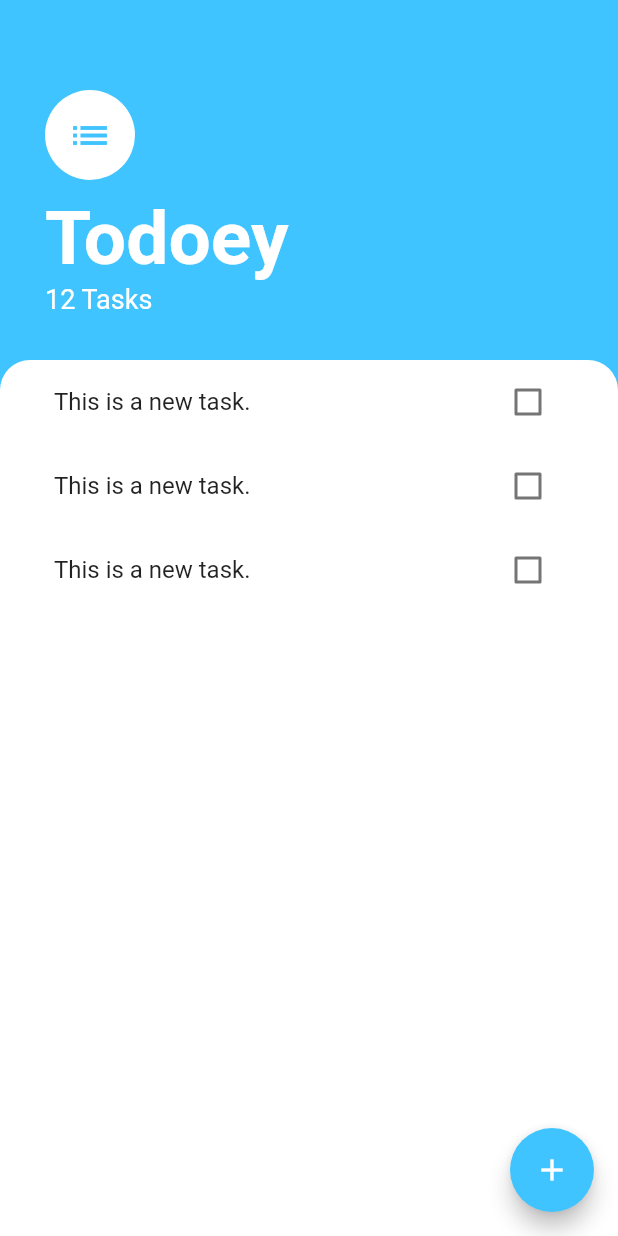
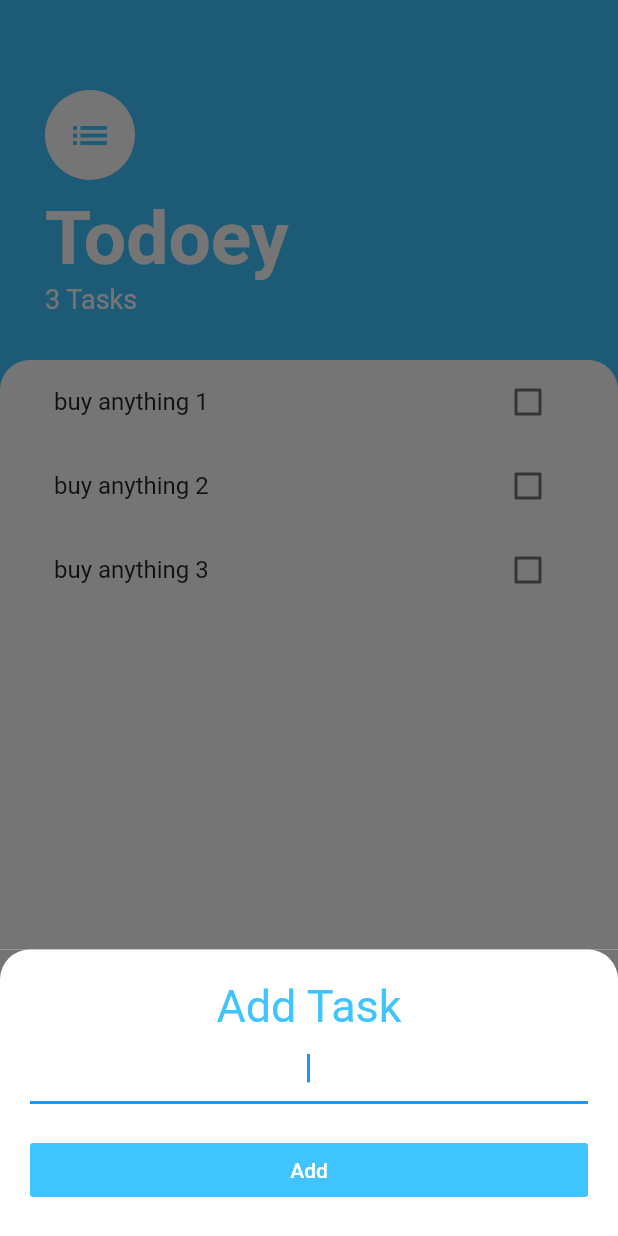
Before and after one commit to MohamedElkholy1993/Todo_Flutter, a Flutter app: the screen it shows after launch, after a tap on the "add" icon, on a phone screen of 412 x 824 dp. Run offline on Flutter 3.47's test engine with Material 2 defaults, Android fonts, the phone set to English and light mode, and no system bars.

Commit message:
using listView builder and lifting states up

```diff
--- /dev/null
+++ b/lib/models/task.dart
@@ -0,0 +1,13 @@
+class Task{
+
+  final String name;
+  bool isDone;
+
+  Task({required this.name, this.isDone = false});
+
+  void toggleDone(){
+    isDone = !isDone ;
+  }
+
+
+}
--- /dev/null
+++ b/lib/screens/add_task_screen.dart
@@ -0,0 +1,51 @@
+import 'package:flutter/material.dart';
+import 'package:todo/models/task.dart';
+
+class AddTaskScreen extends StatelessWidget {
+
+  AddTaskScreen({required this.callBack});
+
+  final void Function(String) callBack;
+  late String newTaskTitle;
+
+  @override
+  Widget build(BuildContext context) {
+    return Container(
+
+      color: Color(0xff757575),
+      child: Container(
+        padding: EdgeInsets.all(20),
+        decoration: BoxDecoration(
+          color: Colors.white,
+          borderRadius: BorderRadius.only(
+              topLeft: Radius.circular(20), topRight: Radius.circular(20)),
+        ),
+        child: Column(
+          crossAxisAlignment: CrossAxisAlignment.stretch,
+          children: [
+            Text(
+              'Add Task',
+              textAlign: TextAlign.center,
+              style: TextStyle(fontSize: 30, color: Colors.lightBlueAccent),
+            ),
+            TextField(
+              autofocus: true,
+              textAlign: TextAlign.center,
+              onChanged: (newValue){
+                newTaskTitle = newValue;
+              },
+            ),
+            SizedBox(height: 20,),
+            FlatButton(
+              color: Colors.lightBlueAccent,
+              child: Text('Add', style: TextStyle(color: Colors.white),),
+              onPressed: (){
+                callBack(newTaskTitle);
+              },
+            ),
+          ],
+        ),
+      ),
+    );
+  }
+}
--- a/lib/screens/tasks_screen.dart
+++ b/lib/screens/tasks_screen.dart
@@ -1,10 +1,22 @@
 import 'package:flutter/cupertino.dart';
 import 'package:flutter/material.dart';
+import 'package:todo/screens/add_task_screen.dart';
 import 'package:todo/widgets/tasks_list.dart';
+import 'package:todo/models/task.dart';
 
 
-class TasksScreen extends StatelessWidget {
+class TasksScreen extends StatefulWidget {
 
+  @override
+  _TasksScreenState createState() => _TasksScreenState();
+}
+
+class _TasksScreenState extends State<TasksScreen> {
+  List<Task> tasks = [
+    Task(name: 'buy anything 1'),
+    Task(name: 'buy anything 2'),
+    Task(name: 'buy anything 3'),
+  ];
   @override
   Widget build(BuildContext context) {
     return Scaffold(
@@ -29,7 +41,7 @@ class TasksScreen extends StatelessWidget {
                 Text('Todoey',
                   style: TextStyle(color: Colors.white, fontSize: 50, fontWeight: FontWeight.w700),
                 ),
-                Text('12 Tasks',
+                Text('${tasks.length} Tasks',
                 style: TextStyle(color: Colors.white, fontSize: 18),
                 ),
               ],
@@ -37,7 +49,7 @@ class TasksScreen extends StatelessWidget {
           ),
           Expanded(
             child: Container(
-              child: TasksList(),
+              child: TasksList(tasks: tasks),
               decoration: BoxDecoration(
                 color: Colors.white,
                 borderRadius: BorderRadius.only(topLeft: Radius.circular(20), topRight: Radius.circular(20)),
@@ -49,9 +61,24 @@ class TasksScreen extends StatelessWidget {
       floatingActionButton: FloatingActionButton(
         backgroundColor: Colors.lightBlueAccent,
         child: Icon(Icons.add),
-        onPressed: (){
-
-        },
+          onPressed: () {
+            showModalBottomSheet(
+                context: context,
+                isScrollControlled: true,
+                builder: (context) => SingleChildScrollView(
+                    child:Container(
+                      padding: EdgeInsets.only(bottom: MediaQuery.of(context).viewInsets.bottom),
+                      child: AddTaskScreen(callBack: (String newTitle){
+                        Task newTask = Task(name: newTitle);
+                        setState(() {
+                          tasks.add(newTask);
+                        });
+                        Navigator.pop(context);
+                      },),
+                    )
+                )
+            );
+          }
       ),
     );
   }
--- a/lib/widgets/task_tile.dart
+++ b/lib/widgets/task_tile.dart
@@ -1,16 +1,19 @@
 import 'package:flutter/material.dart';
 
 class TaskTile extends StatelessWidget {
+  TaskTile({required this.isChecked, required this.taskTitle, required this.checkboxCallback });
 
+  final bool isChecked;
+  final String taskTitle;
+  final void Function(bool?) checkboxCallback;
 
   @override
   Widget build(BuildContext context) {
     return ListTile(
-      title: Text('This is a new task.'),
-      trailing: Checkbox(value: false,
-        onChanged:(value){
-
-        },
+      title: Text(taskTitle, style: TextStyle(decoration: isChecked ? TextDecoration.lineThrough : null),),
+      trailing: Checkbox(
+        value: isChecked,
+        onChanged: checkboxCallback,
       ),
     );
   }
--- a/lib/widgets/tasks_list.dart
+++ b/lib/widgets/tasks_list.dart
@@ -1,19 +1,34 @@
 import 'package:flutter/material.dart';
+import 'package:todo/models/task.dart';
 import 'package:todo/widgets/task_tile.dart';
 
 
-class TasksList extends StatelessWidget {
+class TasksList extends StatefulWidget {
+  TasksList({required this.tasks});
+  final List<Task> tasks ;
 
 
   @override
+  _TasksListState createState() => _TasksListState();
+}
+
+class _TasksListState extends State<TasksList> {
+  @override
   Widget build(BuildContext context) {
-    return ListView(
+    return ListView.builder(
       padding: EdgeInsets.symmetric(horizontal: 20),
-      children: [
-        TaskTile(),
-        TaskTile(),
-        TaskTile(),
-      ],
+      itemBuilder: (context, index){
+        return TaskTile(
+          taskTitle: widget.tasks[index].name,
+          isChecked: widget.tasks[index].isDone,
+          checkboxCallback: (checkboxState){
+            setState(() {
+              widget.tasks[index].toggleDone();
+            });
+          },
+        );
+      },
+      itemCount: widget.tasks.length,
     );
   }
 }
```
